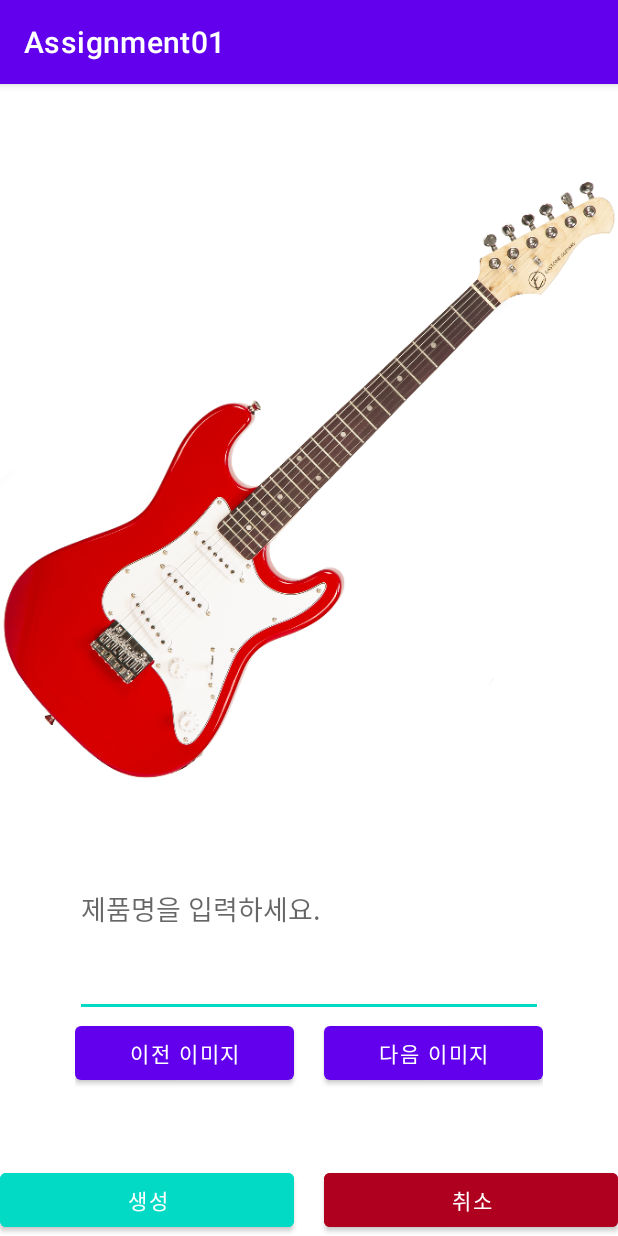
After one commit to pcjs156/mobile_programming_assignment01, an Android app: the NewProductActivity screen opened directly, with no data from a screen before it, on a phone screen of 412 x 824 dp. The commit adds this screen. Run offline under Robolectric (Android 15) with nearby library versions, the phone set to English and light mode, and no system bars.

Commit message:
feature: Implement product add with DB sync

```diff
--- a/app/build.gradle
+++ b/app/build.gradle
@@ -33,6 +33,7 @@ dependencies {
     implementation 'com.google.android.material:material:1.3.0'
     implementation 'androidx.constraintlayout:constraintlayout:2.0.4'
     implementation 'androidx.gridlayout:gridlayout:1.0.0'
+    implementation 'androidx.legacy:legacy-support-v4:1.0.0'
     testImplementation 'junit:junit:4.+'
     androidTestImplementation 'androidx.test.ext:junit:1.1.2'
     androidTestImplementation 'androidx.test.espresso:espresso-core:3.3.0'
--- a/app/src/main/AndroidManifest.xml
+++ b/app/src/main/AndroidManifest.xml
@@ -20,6 +20,9 @@
             android:name=".SignUpActivity"
             android:exported="true" />
         <activity
+            android:name=".NewProductActivity"
+            android:exported="true" />
+        <activity
             android:name=".MainActivity"
             android:exported="true">
             <intent-filter>
--- a/app/src/main/java/com/example/assignment01/MainActivity.java
+++ b/app/src/main/java/com/example/assignment01/MainActivity.java
@@ -174,8 +174,6 @@ public class MainActivity extends ActivityWithDB {
                     FileOutputStream out = new FileOutputStream(tempFile);
                     bm.compress(Bitmap.CompressFormat.PNG, 100, out);
                     out.close();
-
-//                    productDBManager.create(productDB, "guitar " + i, tempFile.toString());
                 } catch (Resources.NotFoundException ex) {
                     Log.d("DB", "Product info initialization failed.");
                     finish();
--- /dev/null
+++ b/app/src/main/java/com/example/assignment01/NewProductActivity.java
@@ -0,0 +1,144 @@
+package com.example.assignment01;
+
+import android.content.Intent;
+import android.os.Build;
+import android.os.Bundle;
+
+import android.view.View;
+import android.widget.Button;
+import android.widget.EditText;
+import android.widget.ImageView;
+
+import androidx.annotation.RequiresApi;
+
+import com.example.assignment01.util.ImageUtil;
+
+import java.io.File;
+import java.util.ArrayList;
+import java.util.Comparator;
+
+public class NewProductActivity extends ActivityWithDB {
+    EditText productNameEdit;
+
+    Button prevProductImageBtn;
+    Button nextProductImageBtn;
+
+    Button productAddCancelBtn;
+    Button productAddCommitBtn;
+    ImageView newProductImageView;
+
+    String filepath = "";
+    String name = "";
+
+    ArrayList<File> guitar_images;
+
+    int imageIdx = 1;
+
+    NewProductActivity self = this;
+
+    @RequiresApi(api = Build.VERSION_CODES.N)
+    @Override
+    public void onCreate(Bundle savedInstanceState) {
+        super.onCreate(savedInstanceState);
+        this.setContentView(R.layout.activity_new_product);
+
+        initializeComponents();
+        setOnClickListener();
+        readyGuitarImageFiles();
+        initProductImage();
+    }
+
+    @Override
+    protected void initializeComponents() {
+        productNameEdit = findViewById(R.id.productNameEdit);
+        productAddCommitBtn = findViewById(R.id.productAddCommitBtn);
+        productAddCancelBtn = findViewById(R.id.productAddCancelBtn);
+        newProductImageView = findViewById(R.id.newProductImageView);
+        nextProductImageBtn = findViewById(R.id.nextProductImageBtn);
+        prevProductImageBtn = findViewById(R.id.prevProductImageBtn);
+    }
+
+    @Override
+    protected void setOnClickListener() {
+        productAddCommitBtn.setOnClickListener(new View.OnClickListener() {
+            @Override
+            public void onClick(View v) {
+                Intent intent = new Intent();
+
+                String filepath = self.filepath;
+                intent.putExtra("filepath", filepath);
+
+                String name = productNameEdit.getText().toString();
+                name = name.isEmpty() ? "이름 없음" : name;
+                intent.putExtra("name", name);
+
+                setResult(RESULT_OK, intent);
+                finish();
+            }
+        });
+
+        productAddCancelBtn.setOnClickListener(new View.OnClickListener() {
+            @Override
+            public void onClick(View v) {
+                Intent intent = new Intent(getApplicationContext(), ProductManagementActivity.class);
+                setResult(RESULT_CANCELED, intent);
+                finish();
+            }
+        });
+
+        prevProductImageBtn.setOnClickListener(new View.OnClickListener() {
+            @Override
+            public void onClick(View v) {
+                imageIdx--;
+                if (imageIdx < 1) imageIdx = 10;
+                updateImage();
+            }
+        });
+
+        nextProductImageBtn.setOnClickListener(new View.OnClickListener() {
+            @Override
+            public void onClick(View v) {
+                imageIdx++;
+                if (imageIdx > 10) imageIdx = 1;
+                updateImage();
+            }
+        });
+    }
+
+    @RequiresApi(api = Build.VERSION_CODES.N)
+    private void readyGuitarImageFiles() {
+        String extStorageDirectory = getExternalCacheDir().getAbsolutePath();
+        File dir = new File(extStorageDirectory);
+        File[] files = dir.listFiles();
+
+        guitar_images = new ArrayList<>();
+        for (File file : files) {
+            String filename = file.getName();
+            if (filename.startsWith("guitar") && filename.endsWith(".png")) {
+                guitar_images.add(file);
+            }
+        }
+
+        guitar_images.sort(new Comparator<File>() {
+            @Override
+            public int compare(File o1, File o2) {
+                String name1 = o1.getName();
+                String name2 = o2.getName();
+
+                return name1.compareTo(name2);
+            }
+        });
+    }
+
+    private void initProductImage() {
+        File firstImage = guitar_images.get(0);
+        this.filepath = firstImage.getPath();
+        newProductImageView.setImageBitmap(ImageUtil.compressBitmap(firstImage));
+    }
+
+    private void updateImage() {
+        File image = guitar_images.get(imageIdx - 1);
+        this.filepath = image.getPath();
+        newProductImageView.setImageBitmap(ImageUtil.compressBitmap(image));
+    }
+}
--- a/app/src/main/java/com/example/assignment01/util/ImageUtil.java
+++ b/app/src/main/java/com/example/assignment01/util/ImageUtil.java
@@ -9,15 +9,18 @@ import java.io.FileNotFoundException;
 
 public class ImageUtil {
     static public Bitmap compressBitmap(File f) {
+        return compressBitmap(f, 600);
+    }
+
+    static public Bitmap compressBitmap(File f, int required_size) {
         try {
             BitmapFactory.Options o = new BitmapFactory.Options();
             o.inJustDecodeBounds = true;
             BitmapFactory.decodeStream(new FileInputStream(f), null, o);
 
-            final int REQUIRED_SIZE = 200;
             int scale = 1;
-            while (o.outWidth / scale / 2 >= REQUIRED_SIZE &&
-                    o.outHeight / scale / 2 >= REQUIRED_SIZE) {
+            while (o.outWidth / scale / 2 >= required_size &&
+                    o.outHeight / scale / 2 >= required_size) {
                 scale *= 2;
             }
 
--- /dev/null
+++ b/app/src/main/res/layout/activity_new_product.xml
@@ -0,0 +1,77 @@
+<?xml version="1.0" encoding="utf-8"?>
+<LinearLayout xmlns:android="http://schemas.android.com/apk/res/android"
+    xmlns:app="http://schemas.android.com/apk/res-auto"
+    android:layout_width="match_parent"
+    android:layout_height="match_parent"
+    android:gravity="center"
+    android:orientation="vertical">
+
+    <ImageView
+        android:id="@+id/newProductImageView"
+        android:layout_width="wrap_content"
+        android:layout_height="50dp"
+        android:layout_marginTop="50dp"
+        android:layout_weight="4"
+        android:src="@drawable/guitar6" />
+
+    <EditText
+        android:id="@+id/productNameEdit"
+        android:layout_width="match_parent"
+        android:layout_height="wrap_content"
+        android:layout_marginLeft="50dp"
+        android:layout_marginRight="50dp"
+        android:layout_weight="1"
+        android:hint="제품명을 입력하세요." />
+
+    <LinearLayout
+        android:layout_width="match_parent"
+        android:layout_height="wrap_content"
+        android:layout_marginLeft="50dp"
+        android:layout_marginRight="50dp"
+        android:layout_marginBottom="50dp"
+        android:orientation="horizontal">
+
+        <Button
+            android:id="@+id/prevProductImageBtn"
+            android:layout_width="wrap_content"
+            android:layout_height="wrap_content"
+            android:layout_marginRight="10dp"
+            android:layout_weight="1"
+            android:text="이전 이미지" />
+
+        <Button
+            android:id="@+id/nextProductImageBtn"
+            android:layout_width="wrap_content"
+            android:layout_height="wrap_content"
+            android:layout_marginLeft="10dp"
+            android:layout_weight="1"
+            android:text="다음 이미지" />
+
+    </LinearLayout>
+
+    <LinearLayout
+        android:layout_width="match_parent"
+        android:layout_height="wrap_content"
+        android:orientation="horizontal">
+
+        <Button
+            android:id="@+id/productAddCommitBtn"
+            android:layout_width="wrap_content"
+            android:layout_height="wrap_content"
+            android:layout_marginRight="10dp"
+            android:layout_weight="1"
+            android:backgroundTint="@color/design_default_color_secondary"
+            android:text="생성" />
+
+        <Button
+            android:id="@+id/productAddCancelBtn"
+            android:layout_width="wrap_content"
+            android:layout_height="wrap_content"
+            android:layout_marginLeft="10dp"
+            android:layout_weight="1"
+            android:backgroundTint="@color/design_default_color_error"
+            android:onClick="onProductAddCancelBtnClicked"
+            android:text="취소" />
+    </LinearLayout>
+
+</LinearLayout>
--- a/app/src/main/res/values/strings.xml
+++ b/app/src/main/res/values/strings.xml
@@ -146,4 +146,6 @@
 
 [부 칙]
 (시행일) 이 약관은 2016년 12월 30일부터 적용되며, 종전 약관은 본 약관으로 대체되며, 개정된 약관의 적용일 이전 가입자도 개정된 약관의 적용을 받습니다.</string>
+    <!-- TODO: Remove or change this placeholder text -->
+    <string name="hello_blank_fragment">Hello blank fragment</string>
 </resources>
```
Also changed, not shown: app/src/main/java/com/example/assignment01/ProductManagementActivity.java (+37 -0 lines).
